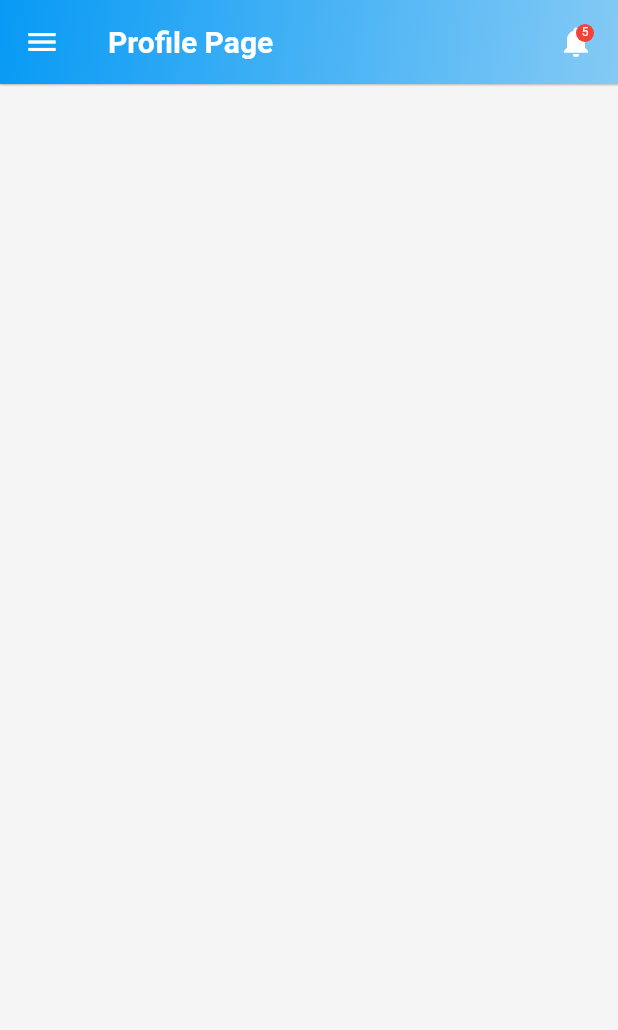
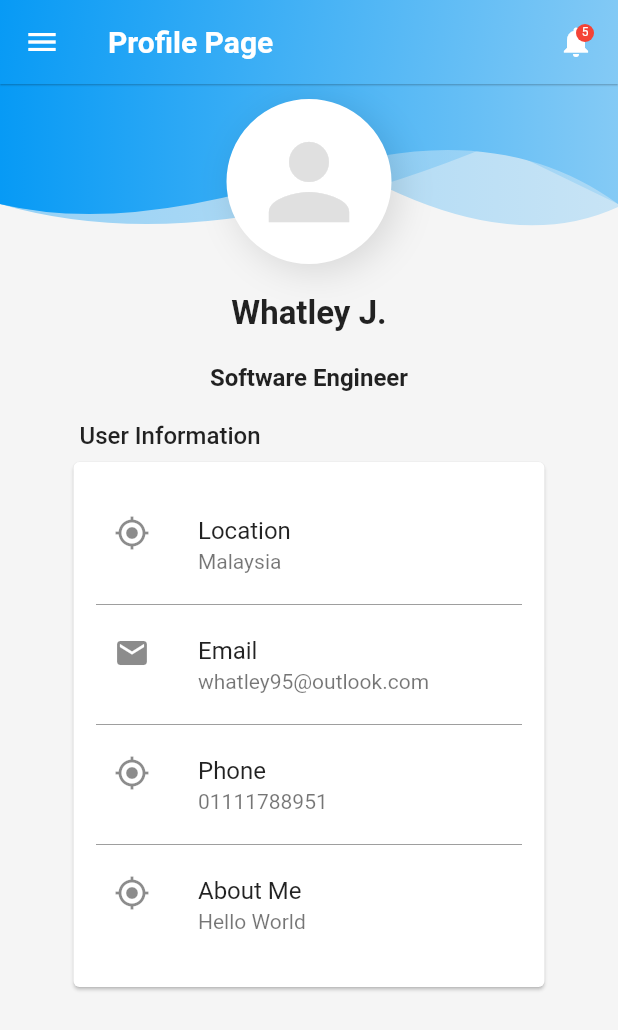
Before and after one commit to whatley95/flutter_login_ui, a Flutter app: the ProfilePage screen opened directly, on a phone screen of 412 x 824 dp. Shown: the top 1030 px of the screen. Run offline on Flutter 3.47's test engine with Material 2 defaults, Android fonts, the phone set to English and light mode, and no system bars; our stand-ins replace hexcolor.

Commit message:
add user profile

```diff
--- a/lib/pages/profile_page.dart
+++ b/lib/pages/profile_page.dart
@@ -1,5 +1,7 @@
 import 'package:flutter/cupertino.dart';
 import 'package:flutter/material.dart';
+import 'package:flutter_login_ui/pages/splash_screen.dart';
+import 'package:flutter_login_ui/pages/widgets/header_widget.dart';
 
 class ProfilePage extends StatefulWidget{
 
@@ -10,6 +12,9 @@ class ProfilePage extends StatefulWidget{
 }
 
 class _ProfilePageState extends State<ProfilePage>{
+
+  final double _drawerIconSize = 24.0;
+
   @override
   Widget build(BuildContext context) {
     return Scaffold(
@@ -63,9 +68,131 @@ class _ProfilePageState extends State<ProfilePage>{
           ),
           child: ListView(//for menu
             children: [
-
+              DrawerHeader(
+                decoration: BoxDecoration(
+                  color: Theme.of(context).primaryColor,
+                  gradient: LinearGradient(
+                    begin: Alignment.topLeft,
+                    end: Alignment.bottomRight,
+                    stops: [0.0,1.0],
+                    colors: [Theme.of(context).primaryColor,Theme.of(context).colorScheme.secondary],
+                  ),
+                ),
+                child: Container(
+                  alignment: Alignment.center,
+                  child: Text(
+                    'ABC',
+                    style:TextStyle(fontSize: 25,color: Colors.white,fontWeight: FontWeight.bold),
+                  ),
+                ),
+              ),
+              ListTile(
+                leading: Icon(Icons.screen_lock_landscape_rounded,size:  _drawerIconSize,color: Colors.black),
+                title: Text('Splash Screen',style: TextStyle(fontSize: 17,color: Colors.black),),
+                onTap: (){
+                  Navigator.push(context, MaterialPageRoute(builder: (context) => SplashScreen(title: "Splash Screen")));
+                },
+              ),
             ],
           ),
+        ),
+      ),
+      body: SingleChildScrollView(
+        child: Stack(
+          children: [
+            Container(
+              height: 100,child: HeaderWidget(100,false,Icons.house_rounded),
+            ),
+            Container(
+              alignment: Alignment.center,
+              margin: EdgeInsets.fromLTRB(25, 10, 25, 10),
+              padding: EdgeInsets.fromLTRB(10, 0, 10, 0),
+              child: Column(
+                children: [
+                  Container(
+                    padding: EdgeInsets.all(10),
+                    decoration: BoxDecoration(
+                      borderRadius: BorderRadius.circular(100),
+                      border: Border.all(width: 5,color: Colors.white),
+                      color: Colors.white,
+                      boxShadow: [
+                        BoxShadow(color: Colors.black12,blurRadius: 20,offset: const Offset(5, 5))
+                      ],
+                    ),
+                    child: Icon(Icons.person,size: 80,color: Colors.grey.shade300,),
+                  ),
+                  SizedBox(height: 20,),
+                  Text('Whatley J.',style: TextStyle(fontSize: 22,fontWeight: FontWeight.bold),),
+                  SizedBox(height: 20,),
+                  Text('Software Engineer',style: TextStyle(fontSize: 16,fontWeight: FontWeight.bold),),
+                  SizedBox(height: 10,),
+                  Container(
+                    padding: EdgeInsets.all(10),
+                    child: Column(
+                      children: <Widget>[
+                        Container(
+                          padding: const EdgeInsets.only(left: 8.0,bottom: 4.0),
+                          alignment: Alignment.topLeft,
+                          child: Text(
+                            "User Information",
+                            style: TextStyle(color: Colors.black87,fontWeight: FontWeight.w500,fontSize: 16),
+                            textAlign: TextAlign.left,
+                          ),
+                        ),
+                        Card(
+                          child: Container(
+                            alignment: Alignment.topLeft,
+                            padding: EdgeInsets.all(15),
+                            child: Column(
+                              children: <Widget>[
+                                ...ListTile.divideTiles(
+                                  color: Colors.grey,
+                                  tiles: [
+                                    ListTile(
+                                    contentPadding: EdgeInsets.symmetric(
+                                      horizontal: 12,vertical: 4
+                                    ),
+                                    leading: Icon(Icons.my_location),
+                                    title: Text("Location"),
+                                    subtitle: Text("Malaysia"),
+                                  ),
+                                    ListTile(
+                                      contentPadding: EdgeInsets.symmetric(
+                                          horizontal: 12,vertical: 4
+                                      ),
+                                      leading: Icon(Icons.email),
+                                      title: Text("Email"),
+                                      subtitle: Text("whatley95@outlook.com"),
+                                    ),
+                                    ListTile(
+                                      contentPadding: EdgeInsets.symmetric(
+                                          horizontal: 12,vertical: 4
+                                      ),
+                                      leading: Icon(Icons.my_location),
+                                      title: Text("Phone"),
+                                      subtitle: Text("01111788951"),
+                                    ),
+                                    ListTile(
+                                      contentPadding: EdgeInsets.symmetric(
+                                          horizontal: 12,vertical: 4
+                                      ),
+                                      leading: Icon(Icons.my_location),
+                                      title: Text("About Me"),
+                                      subtitle: Text("Hello World"),
+                                    ),
+                                  ],
+                                )
+                              ],
+                            ),
+                          ),
+                        )
+                      ],
+                    ),
+                  )
+                ],
+              ),
+            )
+          ],
         ),
       ),
     );
```
